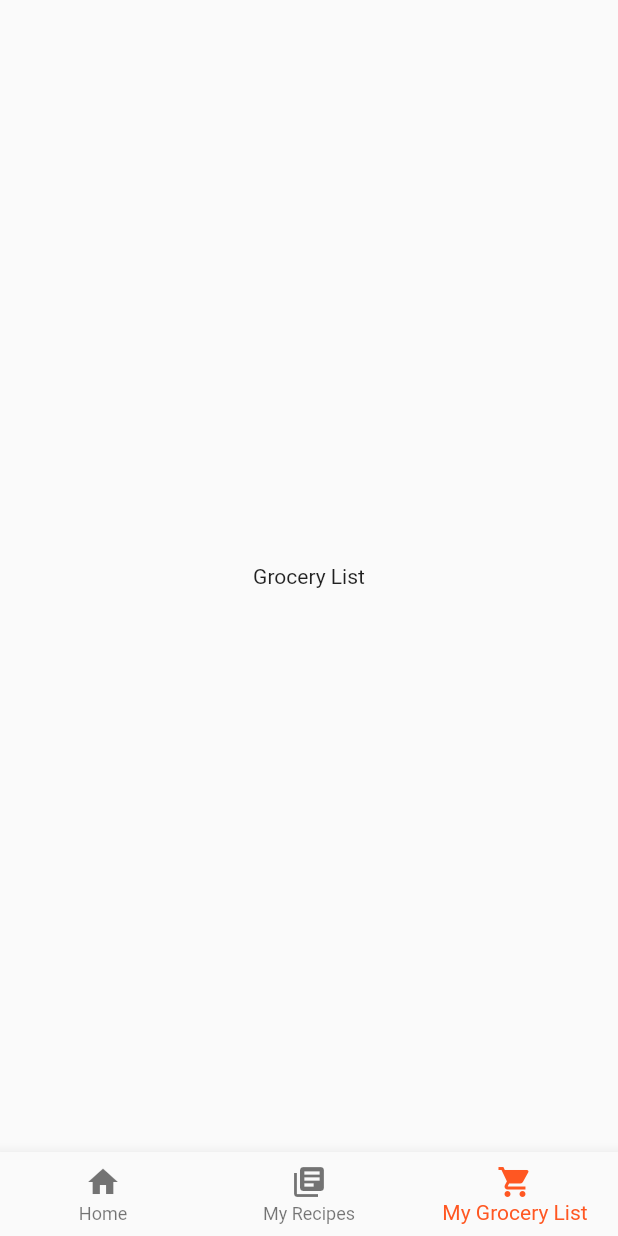
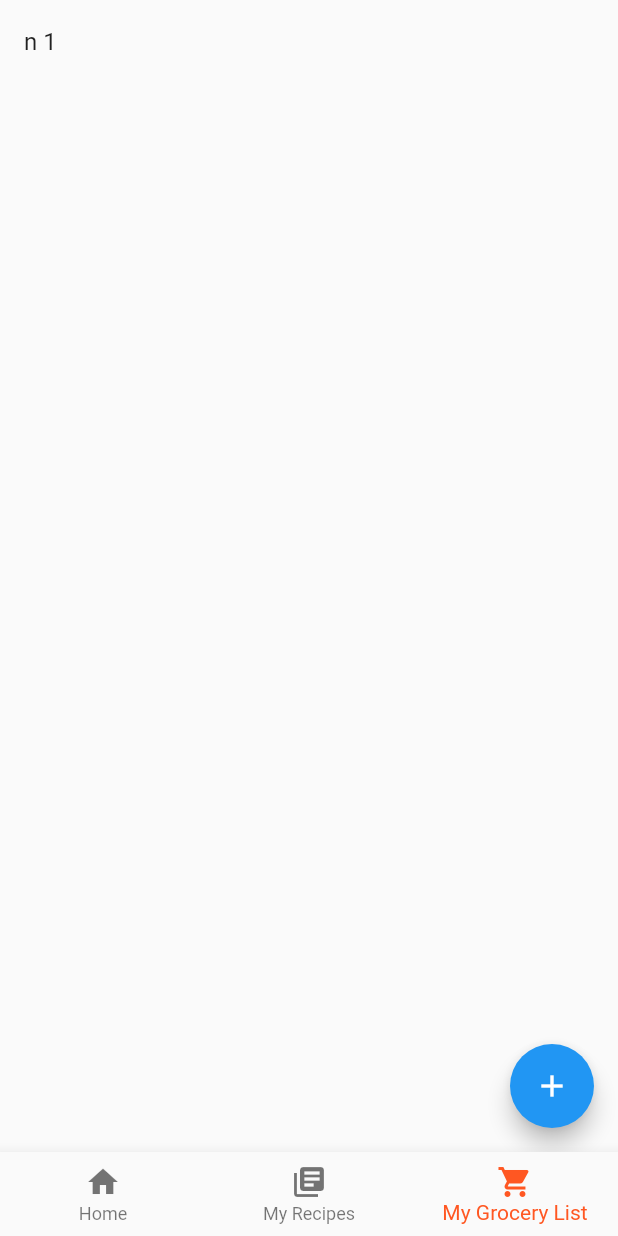
Before and after one commit to HarshdipD/Recipe-Unlimited, a Flutter app: the screen it shows after launch, item 3 of the bottom bar chosen, on a phone screen of 412 x 824 dp. Run offline on Flutter 3.47's test engine with Material 2 defaults, Android fonts, the phone set to English and light mode, and no system bars.

Commit message:
Added basic list

```diff
--- a/lib/grocery_list.dart
+++ b/lib/grocery_list.dart
@@ -1,12 +1,79 @@
 import 'package:flutter/material.dart';
 
-class GroceryList extends StatelessWidget {
+class GroceryList extends StatefulWidget {
+  @override
+  _GroceryListState createState() => _GroceryListState();
+}
+
+class _GroceryListState extends State<GroceryList> {
+
+  String input = "";
+  List grocery_list = List();
+
+  @override
+  void initState() {
+    super.initState();
+    grocery_list.add("n 1");
+  }
+
   @override
   Widget build(BuildContext context) {
     return Scaffold(
-      body: Center(
-        child: Text("Grocery List")
-      ),
+        floatingActionButton: FloatingActionButton(
+            child: Icon(Icons.add),
+            onPressed:(){
+              showDialog(
+                  context: context,
+                  builder: (BuildContext context){
+                    return AlertDialog(
+                      title: Text("Enter a new item"),
+                      content: TextField(
+                        onChanged: (String value){
+                          input = value;
+                        },
+                      ),
+                      actions: <Widget>[
+                        FlatButton(
+                          child: Text("Add"),
+                          onPressed: (){
+                            setState(() {
+                              grocery_list.add(input);
+                            });
+                          },
+                        )
+                      ],
+                    );
+                  }
+              );
+            }
+        ),
+        body: ListView.builder(
+          itemCount: grocery_list.length,
+          itemBuilder: (BuildContext context, int index){
+            return Dismissible(
+              key: Key(index.toString()),
+              child: ListTile(
+                title: Text(grocery_list[index]),
+              ),
+            );
+          },
+        )
     );
   }
 }
+
+
+/*
+class GroceryList extends StatelessWidget {
+
+  List list = List();
+
+  @override
+  void initState(){
+    super.initState();
+  }
+
+
+}
+
+ */
```
Also changed, not shown: lib/home_page.dart (+9 -2 lines).
